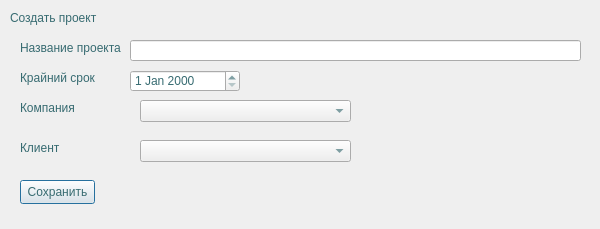
Before: the Qt Designer form createProjectDialog.ui in Barnaga/TerraCRM, drawn with Qt 5.
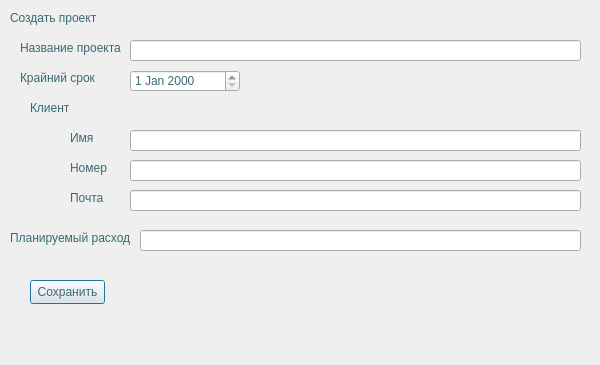
After: the same form once the commit is applied.

Commit message: добавлены расход, фильтрация по компании

What changed in the file:
```diff
--- a/createProjectDialog.ui
+++ b/createProjectDialog.ui
@@ -7,7 +7,7 @@
     <x>0</x>
     <y>0</y>
     <width>600</width>
-    <height>229</height>
+    <height>365</height>
    </rect>
   </property>
   <property name="windowTitle">
@@ -77,22 +77,12 @@
     <string>Крайний срок</string>
    </property>
   </widget>
-  <widget class="QComboBox" name="contact">
-   <property name="geometry">
-    <rect>
-     <x>140</x>
-     <y>140</y>
-     <width>211</width>
-     <height>22</height>
-    </rect>
-   </property>
-  </widget>
   <widget class="QLabel" name="contactLbl">
    <property name="geometry">
     <rect>
-     <x>20</x>
-     <y>140</y>
-     <width>111</width>
+     <x>30</x>
+     <y>100</y>
+     <width>91</width>
      <height>16</height>
     </rect>
    </property>
@@ -103,8 +93,8 @@
   <widget class="QPushButton" name="saveBtn">
    <property name="geometry">
     <rect>
-     <x>20</x>
-     <y>180</y>
+     <x>30</x>
+     <y>280</y>
      <width>75</width>
      <height>24</height>
     </rect>
@@ -113,29 +103,98 @@
     <string>Сохранить</string>
    </property>
   </widget>
-  <widget class="QComboBox" name="company">
+  <widget class="QLineEdit" name="clientEdit">
+   <property name="geometry">
+    <rect>
+     <x>130</x>
+     <y>130</y>
+     <width>451</width>
+     <height>21</height>
+    </rect>
+   </property>
+  </widget>
+  <widget class="QLineEdit" name="phoneEdit">
+   <property name="geometry">
+    <rect>
+     <x>130</x>
+     <y>160</y>
+     <width>451</width>
+     <height>21</height>
+    </rect>
+   </property>
+  </widget>
+  <widget class="QLineEdit" name="emailEdit">
+   <property name="geometry">
+    <rect>
+     <x>130</x>
+     <y>190</y>
+     <width>451</width>
+     <height>21</height>
+    </rect>
+   </property>
+  </widget>
+  <widget class="QLabel" name="nameCLbl">
+   <property name="geometry">
+    <rect>
+     <x>70</x>
+     <y>130</y>
+     <width>49</width>
+     <height>16</height>
+    </rect>
+   </property>
+   <property name="text">
+    <string>Имя</string>
+   </property>
+  </widget>
+  <widget class="QLabel" name="phoneLbl">
+   <property name="geometry">
+    <rect>
+     <x>70</x>
+     <y>160</y>
+     <width>49</width>
+     <height>16</height>
+    </rect>
+   </property>
+   <property name="text">
+    <string>Номер</string>
+   </property>
+  </widget>
+  <widget class="QLabel" name="emailLbl">
+   <property name="geometry">
+    <rect>
+     <x>70</x>
+     <y>190</y>
+     <width>49</width>
+     <height>16</height>
+    </rect>
+   </property>
+   <property name="text">
+    <string>Почта</string>
+   </property>
+  </widget>
+  <widget class="QLabel" name="label_2">
+   <property name="geometry">
+    <rect>
+     <x>10</x>
+     <y>230</y>
+     <width>131</width>
+     <height>16</height>
+    </rect>
+   </property>
+   <property name="text">
+    <string>Планируемый расход</string>
+   </property>
+  </widget>
+  <widget class="QLineEdit" name="receiptEdit">
    <property name="geometry">
     <rect>
      <x>140</x>
-     <y>100</y>
-     <width>211</width>
-     <height>22</height>
+     <y>230</y>
+     <width>441</width>
+     <height>21</height>
     </rect>
    </property>
   </widget>
-  <widget class="QLabel" name="companyLbl">
-   <property name="geometry">
-    <rect>
-     <x>20</x>
-     <y>100</y>
-     <width>111</width>
-     <height>16</height>
-    </rect>
-   </property>
-   <property name="text">
-    <string>Компания</string>
-   </property>
-  </widget>
  </widget>
  <layoutdefault spacing="6" margin="11"/>
  <resources/>
```
The commit also changes 91 other files.
